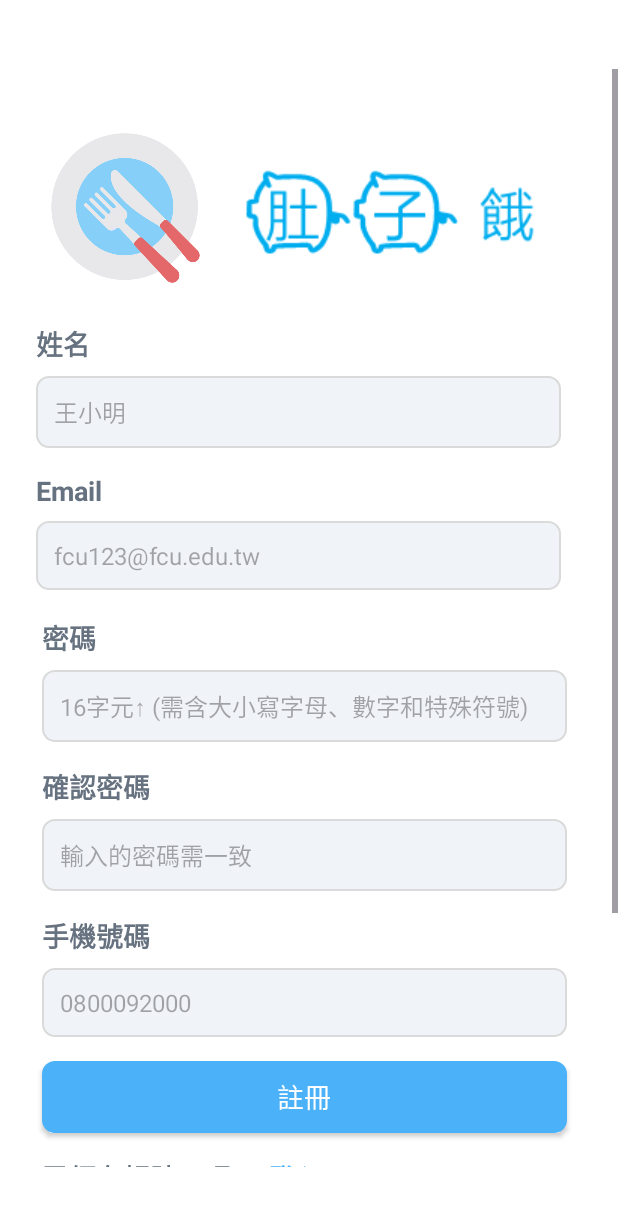
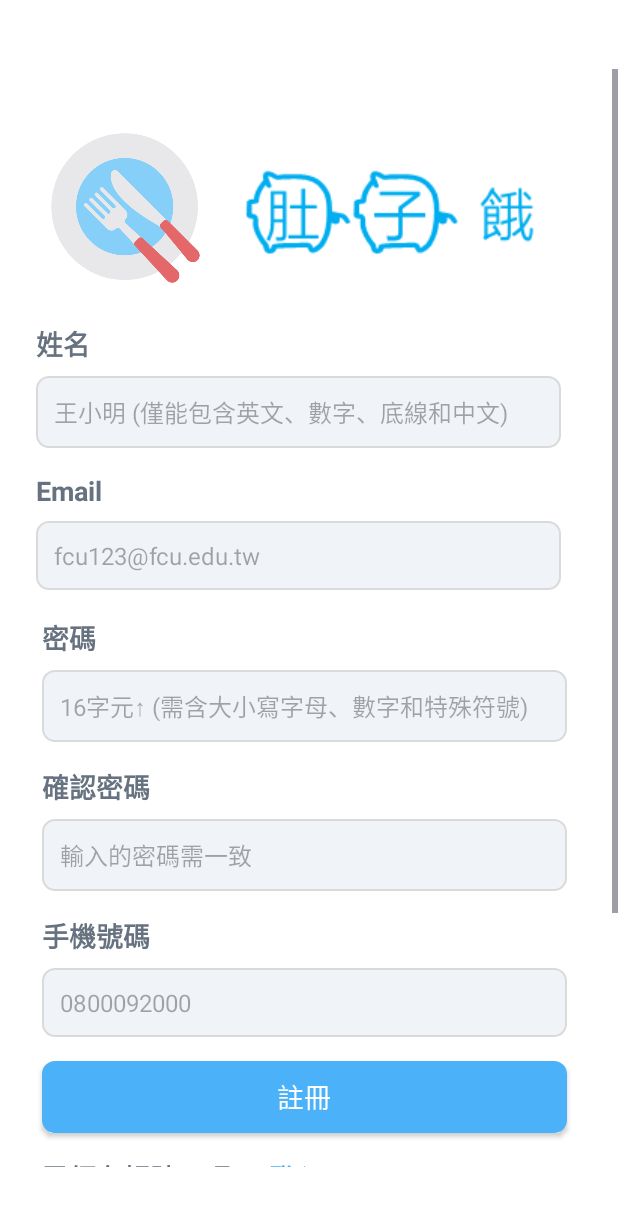
Before and after one commit to WhitePomeranian/Mobile-Application-Development_Hungry, an Android app: the RegisterActivity screen opened directly, with no data from a screen before it, on a phone screen of 412 x 824 dp. Shown: the top 1206 px of the screen. Run offline under Robolectric (Android 15) with nearby library versions, the phone set to English and light mode, and no system bars.

Commit message:
新增註冊的監聽器(尚未完成)

```diff
--- a/app/src/main/java/com/fcu/hungry/MainActivity.java
+++ b/app/src/main/java/com/fcu/hungry/MainActivity.java
@@ -25,6 +25,11 @@ public class MainActivity extends AppCompatActivity {
         super.onCreate(savedInstanceState);
         setContentView(R.layout.activity_main);
 
+        // 初始化資料庫
+        DatabaseHelper databaseHelper = new DatabaseHelper(MainActivity.this, DatabaseHelper.DATABASE_NAME,
+                null, DatabaseHelper.DATABASE_VERSION);
+        SQLiteDatabase db = databaseHelper.getWritableDatabase();
+
         tvLoginRegister = findViewById(R.id.tv_login_register);
         ClickableSpan clickableSpan = new ClickableSpan() {
             @Override
--- a/app/src/main/java/com/fcu/hungry/RegisterActivity.java
+++ b/app/src/main/java/com/fcu/hungry/RegisterActivity.java
@@ -13,11 +13,18 @@ import android.text.TextPaint;
 import android.text.method.LinkMovementMethod;
 import android.text.style.ClickableSpan;
 import android.view.View;
+import android.widget.Button;
+import android.widget.EditText;
 import android.widget.TextView;
 
 public class RegisterActivity extends AppCompatActivity {
 
     private TextView tvRegisterLogin;
+    private EditText etRegisterName;
+    private EditText etRegisterEmail;
+    private EditText etRegisterPassword;
+    private EditText etRegisterPhone;
+    private Button btnRegister;
 
     @Override
     protected void onCreate(Bundle savedInstanceState) {
@@ -49,5 +56,22 @@ public class RegisterActivity extends AppCompatActivity {
         spannableString.setSpan(clickableSpan, 0, spannableString.length(), Spanned.SPAN_INCLUSIVE_INCLUSIVE); // 設置監聽器並包含頭尾兩字
         tvRegisterLogin.setText(spannableString);
         tvRegisterLogin.setMovementMethod(LinkMovementMethod.getInstance()); // 使TextView中的超連結能夠被點擊
+
+
+        etRegisterName = findViewById(R.id.et_register_name);
+        etRegisterEmail = findViewById(R.id.et_register_email);
+        etRegisterPassword = findViewById(R.id.et_register_password);
+        etRegisterPhone = findViewById(R.id.et_register_phone);
+        btnRegister = findViewById(R.id.btn_register);
+
+        View.OnClickListener btnRegisterListener = new View.OnClickListener() {
+            @Override
+            public void onClick(View v) {
+                String name = etRegisterName.getText().toString();
+                String email = etRegisterEmail.getText().toString();
+                String password = etRegisterPassword.getText().toString();
+                String phone = etRegisterPhone.getText().toString();
+            }
+        };
     }
 }
--- a/app/src/main/res/values/strings.xml
+++ b/app/src/main/res/values/strings.xml
@@ -1,7 +1,7 @@
 <resources>
     <string name="app_name">Hungry</string>
     <string name="username_title">姓名</string>
-    <string name="username_hint">王小明</string>
+    <string name="username_hint">王小明 (僅能包含英文、數字、底線和中文)</string>
     <string name="email_title">Email</string>
     <string name="email_hint">fcu123@fcu.edu.tw</string>
     <string name="password_title">密碼</string>
```
